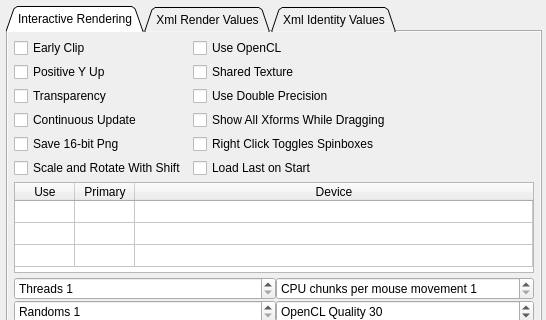
Before: the Qt Designer form Source/Fractorium/OptionsDialog.ui in typpos/fractorium, drawn with Qt 5; both pictures show x 0 to 546 and y 0 to 320 of the 546 by 490 pixel window.
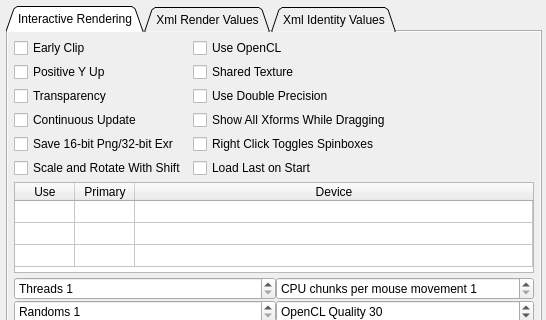
After: the same form once the commit is applied.

The edit to the form file:
```diff
--- a/Source/Fractorium/OptionsDialog.ui
+++ b/Source/Fractorium/OptionsDialog.ui
@@ -524,7 +524,7 @@
           <string>&lt;html&gt;&lt;head/&gt;&lt;body&gt;&lt;p&gt;Save each RGBA component as 16-bits when saving Png files.&lt;/p&gt;&lt;p&gt;This leads to greater color precision for use in high end rendering and display on HDR monitors, however it makes the file size larger.&lt;/p&gt;&lt;/body&gt;&lt;/html&gt;</string>
          </property>
          <property name="text">
-          <string>Save 16-bit Png</string>
+          <string>Save 16-bit Png/32-bit Exr</string>
          </property>
         </widget>
        </item>
```
